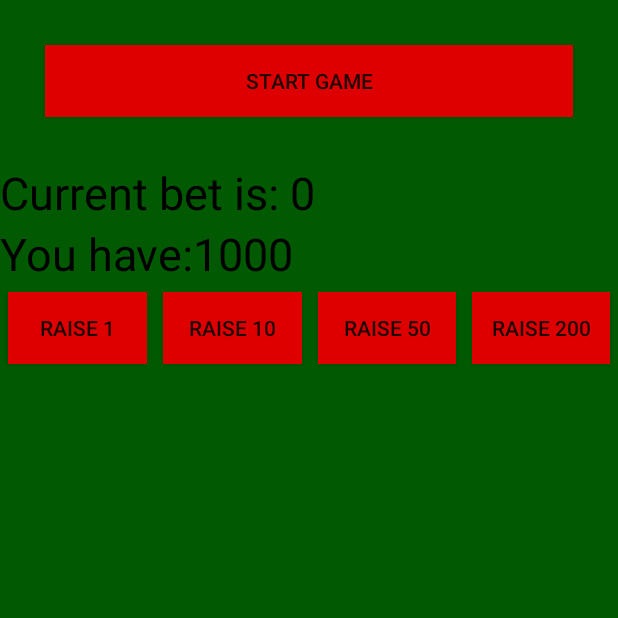
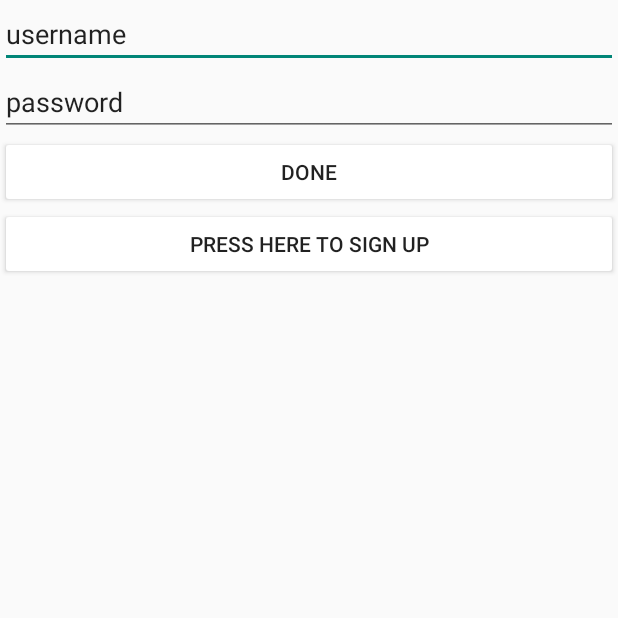
Before and after one commit to Segev29/BlackjackSegev1, an Android app: the screen it shows after launch (MainActivity), on a phone screen of 412 x 824 dp, the top half of it. Run offline under Robolectric (Android 15) with nearby library versions, the phone set to English and light mode, and no system bars.

```diff
--- a/app/build.gradle.kts
+++ b/app/build.gradle.kts
@@ -1,5 +1,6 @@
 plugins {
     id("com.android.application")
+    id("com.google.gms.google-services")
 }
 
 android {
@@ -33,6 +34,7 @@ dependencies {
     implementation("androidx.appcompat:appcompat:1.6.1")
     implementation("com.google.android.material:material:1.11.0")
     implementation("androidx.constraintlayout:constraintlayout:2.1.4")
+    implementation("com.google.firebase:firebase-database:21.0.0")
     testImplementation("junit:junit:4.13.2")
     androidTestImplementation("androidx.test.ext:junit:1.1.5")
     androidTestImplementation("androidx.test.espresso:espresso-core:3.5.1")
--- a/app/src/main/AndroidManifest.xml
+++ b/app/src/main/AndroidManifest.xml
@@ -12,6 +12,12 @@
         android:supportsRtl="true"
         android:theme="@style/Theme.BlackJackSegev"
         tools:targetApi="31">
+        <activity
+            android:name=".SignUpActivity"
+            android:exported="false" />
+        <activity
+            android:name=".SignInActivity"
+            android:exported="false" />
         <activity
             android:name=".CustomDialog"
             android:exported="false" />
--- a/app/src/main/java/com/example/blackjacksegev/MainActivity.java
+++ b/app/src/main/java/com/example/blackjacksegev/MainActivity.java
@@ -16,8 +16,8 @@ public class MainActivity extends AppCompatActivity implements View.OnClickListe
     @Override
     protected void onCreate(Bundle savedInstanceState) {
         super.onCreate(savedInstanceState);
-        setContentView(R.layout.activity_main);
-        betview = findViewById(R.id.betview);
+        setContentView(R.layout.activity_sign_in);
+        /*betview = findViewById(R.id.betview);
         btn1 = findViewById(R.id.btn1);
         btn10 = findViewById(R.id.btn10);
         btn50 = findViewById(R.id.btn50);
@@ -32,7 +32,7 @@ public class MainActivity extends AppCompatActivity implements View.OnClickListe
         btnstartGame.setOnClickListener(this);
         bet = 0;
         totalmoeny = 1000;
-        moneyview.setText("You have:" + totalmoeny);
+        moneyview.setText("You have:" + totalmoeny);*/
 
     }
 
--- /dev/null
+++ b/app/src/main/res/layout/activity_sign_in.xml
@@ -0,0 +1,44 @@
+<?xml version="1.0" encoding="utf-8"?>
+<LinearLayout xmlns:android="http://schemas.android.com/apk/res/android"
+    xmlns:app="http://schemas.android.com/apk/res-auto"
+    xmlns:tools="http://schemas.android.com/tools"
+    android:layout_width="match_parent"
+    android:layout_height="match_parent"
+    android:orientation="vertical"
+    tools:context=".SignInActivity">
+    <LinearLayout
+        android:layout_width="match_parent"
+        android:layout_height="match_parent"
+        android:orientation="vertical"
+        >
+        <EditText
+            android:text="username"
+            android:layout_width="match_parent"
+            android:layout_height="wrap_content"
+            android:id="@+id/ETusername"
+            ></EditText>
+        <EditText
+            android:text="password"
+            android:layout_width="match_parent"
+            android:layout_height="wrap_content"
+            android:id="@+id/ETpassword"
+            ></EditText>
+        <Button
+            android:id="@+id/btnDone"
+            android:backgroundTint="@color/white"
+            android:layout_width="match_parent"
+            android:layout_height="wrap_content"
+            android:gravity="center"
+            android:text="Done"
+            />
+        <Button
+            android:id="@+id/btnSignUp"
+            android:backgroundTint="@color/white"
+            android:layout_width="match_parent"
+            android:layout_height="wrap_content"
+            android:gravity="center"
+            android:text="Press here to Sign up"
+            />
+    </LinearLayout>
+
+</LinearLayout>
--- a/build.gradle.kts
+++ b/build.gradle.kts
@@ -1,3 +1,8 @@
+buildscript {
+    dependencies {
+        classpath("com.google.gms:google-services:4.4.2")
+    }
+}
 // Top-level build file where you can add configuration options common to all sub-projects/modules.
 plugins {
     id("com.android.application") version "8.1.2" apply false
```
Also changed, not shown: app/src/main/java/com/example/blackjacksegev/HelperClass.java (added, +29 -0 lines), app/src/main/java/com/example/blackjacksegev/SignInActivity.java (added, +119 -0 lines), app/src/main/java/com/example/blackjacksegev/SignUpActivity.java (added, +48 -0 lines), app/src/main/res/layout/activity_sign_up.xml (added, +42 -0 lines).
